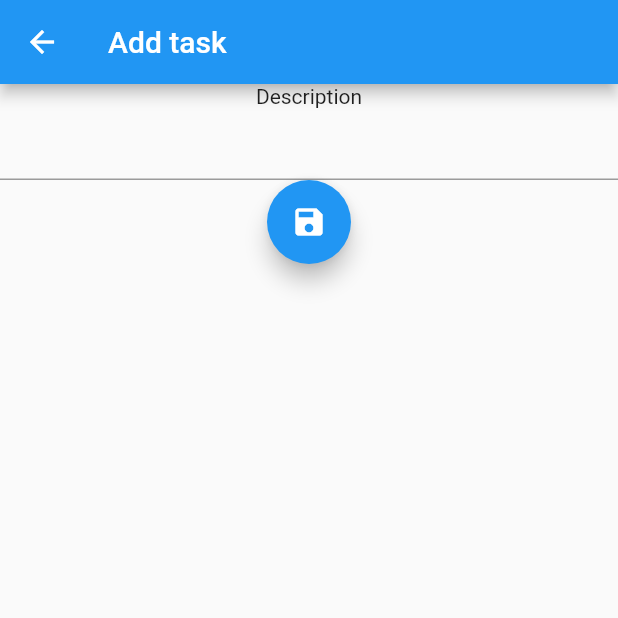
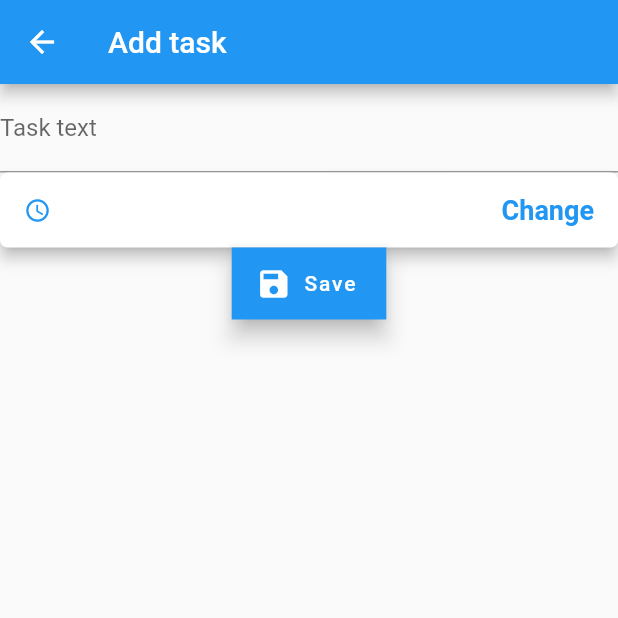
Before and after one commit to AnnaProkopas/task_planner, a Flutter app: the AddTaskScreen screen opened by its route, on a phone screen of 412 x 824 dp, the top half of it. Run offline on Flutter 3.47's test engine with Material 2 defaults, Android fonts, the phone set to English and light mode, and no system bars; our stand-ins replace flutter_datetime_picker, sqflite; accounts and stored records are empty.

Commit message:
Fix bugs about save in db Add datetime picker to add screen

```diff
--- a/lib/AddTaskScreen.dart
+++ b/lib/AddTaskScreen.dart
@@ -1,9 +1,22 @@
 import 'package:flutter/material.dart';
+import 'package:flutter_datetime_picker/flutter_datetime_picker.dart';
+import 'package:intl/intl.dart';
+import 'package:task_planner/TaskList.dart';
 
-class AddTaskScreen extends StatelessWidget {
+class AddTaskScreen extends StatefulWidget {
   static const String id = "add_task";
 
+  @override
+  State<StatefulWidget> createState() => AddTaskScreenState();
+}
+
+class AddTaskScreenState extends State<AddTaskScreen> {
   String taskText = "";
+  DateTime? taskTime;
+
+  void apply(BuildContext context) {
+    Navigator.pop(context, Task(text: taskText, state: TaskState.wait, time: taskTime));
+  }
 
   @override
   Widget build(BuildContext context) {
@@ -13,20 +26,69 @@ class AddTaskScreen extends StatelessWidget {
         ),
         body: Column(
           children: [
-            const Text("Description"),
             TextField(
               onChanged: (value) => {taskText = value},
+              decoration: const InputDecoration(
+                labelText: 'Task text',
+              ),
             ),
-            FloatingActionButton(
-                child: const Icon(Icons.save),
-                onPressed: () {
-                  apply(context);
-                }),
+            RaisedButton(
+              shape: RoundedRectangleBorder(borderRadius: BorderRadius.circular(5.0)),
+              elevation: 4.0,
+              onPressed: () {
+                DatePicker.showDateTimePicker(context,
+                    theme: const DatePickerTheme(
+                      containerHeight: 210.0,
+                    ),
+                    showTitleActions: true, onConfirm: (time) {
+                  taskTime = time;
+                  setState(() {});
+                }, currentTime: DateTime.now(), locale: LocaleType.en);
+                setState(() {});
+              },
+              child: Container(
+                alignment: Alignment.center,
+                height: 50.0,
+                child: Row(
+                  mainAxisAlignment: MainAxisAlignment.spaceBetween,
+                  children: <Widget>[
+                    Row(
+                      children: <Widget>[
+                        Container(
+                          child: Row(
+                            children: <Widget>[
+                              const Icon(
+                                Icons.access_time,
+                                size: 18.0,
+                                color: Colors.blue,
+                              ),
+                              Text(
+                                taskTime == null ? '' : DateFormat('yyyy-MM-dd HH:mm').format(taskTime!),
+                                style: const TextStyle(color: Colors.blue, fontWeight: FontWeight.bold, fontSize: 18.0),
+                              ),
+                            ],
+                          ),
+                        )
+                      ],
+                    ),
+                    const Text(
+                      "  Change",
+                      style: TextStyle(color: Colors.blue, fontWeight: FontWeight.bold, fontSize: 18.0),
+                    ),
+                  ],
+                ),
+              ),
+              color: Colors.white,
+            ),
+            FloatingActionButton.extended(
+              icon: const Icon(Icons.save),
+              label: const Text('Save'),
+              onPressed: () {
+                apply(context);
+              },
+              shape: BeveledRectangleBorder(borderRadius: BorderRadius.circular(0.0)),
+            ),
           ],
         ));
   }
-
-  void apply(BuildContext context) {
-    Navigator.pop(context);
-  }
 }
--- a/pubspec.yaml
+++ b/pubspec.yaml
@@ -36,6 +36,8 @@ dependencies:
   cupertino_icons: ^1.0.2
   sqflite: ^2.0.2
   flutter_local_notifications: ^9.4.0
+  flutter_datetime_picker:
+  intl:
 
 dev_dependencies:
   flutter_test:
```
Also changed, not shown: lib/LoadingScreen.dart (added, +12 -0 lines), lib/TaskDB.dart (+4 -6 lines), lib/TaskList.dart (+5 -5 lines), lib/main.dart (+27 -12 lines), pubspec.lock.
